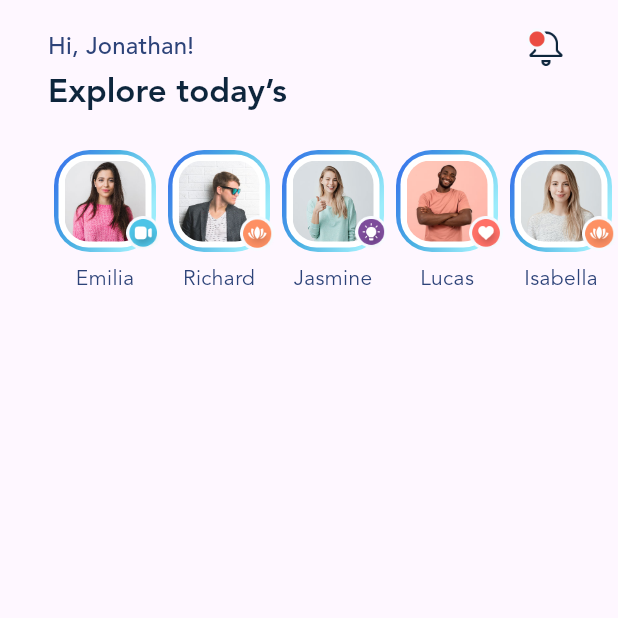
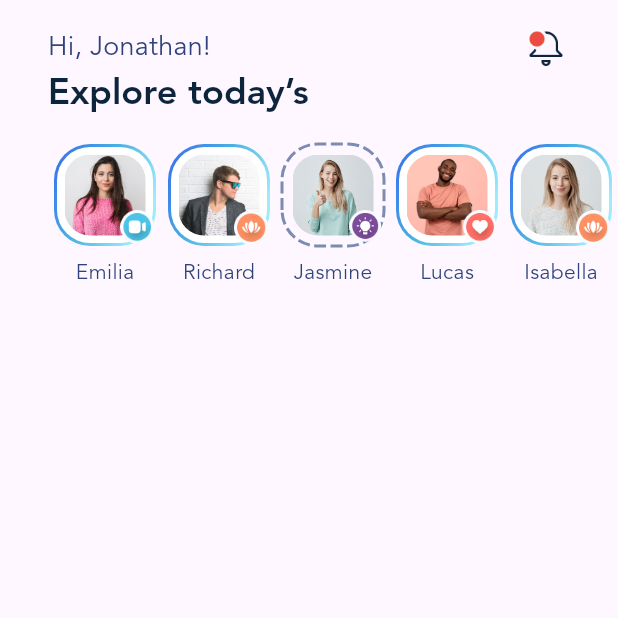
Before and after one commit to AmirhosseinHY/blog-club-app, a Flutter app: the screen it shows after launch, on a phone screen of 412 x 824 dp, the top half of it. Run offline on Flutter 3.47's test engine with Material 3 defaults, Android fonts, the light colour scheme and no system bars; drawn by our look-alikes of dotted_border.

Commit message:
second session

```diff
--- a/lib/main.dart
+++ b/lib/main.dart
@@ -1,4 +1,5 @@
 import 'package:blogclub/data.dart';
+import 'package:dotted_border/dotted_border.dart';
 import 'package:flutter/material.dart';
 
 void main() {
@@ -21,11 +22,14 @@ class MyApp extends StatelessWidget {
         textTheme: TextTheme(
           titleLarge: TextStyle(
             fontFamily: defaultFontFamily,
-            fontWeight: FontWeight.bold,
+            fontWeight: FontWeight.w700,
+            fontSize: 24,
             color: primaryTextColor,
           ),
           titleMedium: TextStyle(
             fontFamily: defaultFontFamily,
+            fontWeight: FontWeight.w200,
+            fontSize: 18,
             color: secondaryTextColor,
           ),
           bodyMedium: TextStyle(
@@ -70,55 +74,69 @@ class HomeScreen extends StatelessWidget {
                 ),
               ),
               Padding(
-                padding: const EdgeInsets.fromLTRB(32, 0, 32, 24),
+                padding: const EdgeInsets.fromLTRB(32, 0, 32, 16),
                 child: Text(
                   'Explore today’s',
                   style: themeData.textTheme.titleLarge,
                 ),
               ),
-              SizedBox(
+              _StoryList(stories: stories, themeData: themeData),
+            ],
+          ),
+        ),
+      ),
+    );
+  }
+}
+
+class _StoryList extends StatelessWidget {
+  const _StoryList({
+    //super.key,
+    required this.stories,
+    required this.themeData,
+  });
+
+  final List<StoryData> stories;
+  final ThemeData themeData;
+
+  @override
+  Widget build(BuildContext context) {
+    return SizedBox(
       width: MediaQuery.of(context).size.width,
       height: 100,
       child: ListView.builder(
         padding: EdgeInsets.fromLTRB(32, 0, 32, 0),
+        physics: BouncingScrollPhysics(),
         itemCount: stories.length,
         scrollDirection: Axis.horizontal,
         itemBuilder: (context, index) {
           final story = stories[index];
-                    return Column(
+          return _Story(story: story, themeData: themeData);
+        },
+      ),
+    );
+  }
+}
+
+class _Story extends StatelessWidget {
+  const _Story({
+    //super.key,
+    required this.story,
+    required this.themeData,
+  });
+
+  final StoryData story;
+  final ThemeData themeData;
+
+  @override
+  Widget build(BuildContext context) {
+    return Container(
+      margin: EdgeInsets.fromLTRB(4, 2, 4, 0),
+      child: Column(
         children: [
           Stack(
             children: [
-                            Container(
-                              width: 68,
-                              height: 68,
-                              margin: EdgeInsets.fromLTRB(4, 0, 4, 0),
-                              decoration: BoxDecoration(
-                                borderRadius: BorderRadius.circular(24),
-                                gradient: LinearGradient(
-                                  begin: Alignment.topLeft,
-                                  colors: [
-                                    Color(0xff376AED),
-                                    Color(0xff49B0E2),
-                                    Color(0xff9CECFB),
-                                  ],
-                                ),
-                              ),
-                              child: Container(
-                                margin: EdgeInsets.all(3),
-                                decoration: BoxDecoration(
-                                  color: Colors.white,
-                                  borderRadius: BorderRadius.circular(20),
-                                ),
-                                padding: EdgeInsets.all(4),
-                                child: ClipRRect(
-                                  borderRadius: BorderRadius.circular(16),
-                                  child: Image.asset(
-                                    'assets/img/stories/${story.imageFileName}',
-                                  ),
-                                ),
-                              ),
-                            ),
+              story.isViewed ? _profileImageViewed() : _profileImageNormal(),
               Positioned(
                 bottom: 0,
                 right: 0,
@@ -133,14 +151,54 @@ class HomeScreen extends StatelessWidget {
           SizedBox(height: 8),
           Text(story.name, style: themeData.textTheme.bodyMedium),
         ],
-                    );
-                  },
-                ),
-              ),
-            ],
-          ),
-        ),
       ),
     );
   }
+
+  Widget _profileImageNormal() {
+    return Container(
+      width: 68,
+      height: 68,
+      decoration: BoxDecoration(
+        borderRadius: BorderRadius.circular(24),
+        gradient: LinearGradient(
+          begin: Alignment.topLeft,
+          colors: [Color(0xff376AED), Color(0xff49B0E2), Color(0xff9CECFB)],
+        ),
+      ),
+      child: Container(
+        margin: EdgeInsets.all(2),
+        decoration: BoxDecoration(
+          color: Colors.white,
+          borderRadius: BorderRadius.circular(22),
+        ),
+        padding: EdgeInsets.all(5),
+        child: _profileImage(),
+      ),
+    );
   }
+
+  Widget _profileImageViewed() {
+    return SizedBox(
+      width: 68,
+      height: 68,
+      child: DottedBorder(
+        options: RoundedRectDottedBorderOptions(
+          radius: Radius.circular(24),
+          strokeWidth: 2,
+          color: Color(0xff7B8BB2),
+          dashPattern: [8, 3],
+          padding: EdgeInsets.all(7),
+        ),
+        child: _profileImage(),
+      ),
+    );
+  }
+
+  Widget _profileImage() {
+    return ClipRRect(
+      borderRadius: BorderRadius.circular(17),
+      child: Image.asset('assets/img/stories/${story.imageFileName}'),
+    );
+  }
+}
--- a/pubspec.yaml
+++ b/pubspec.yaml
@@ -34,6 +34,7 @@ dependencies:
   # The following adds the Cupertino Icons font to your application.
   # Use with the CupertinoIcons class for iOS style icons.
   cupertino_icons: ^1.0.8
+  dotted_border: ^3.1.0
 
 dev_dependencies:
   flutter_test:
```
Also changed, not shown: lib/data.dart (+3 -11 lines), pubspec.lock. Lines whose indentation alone changed are shown as unchanged.
